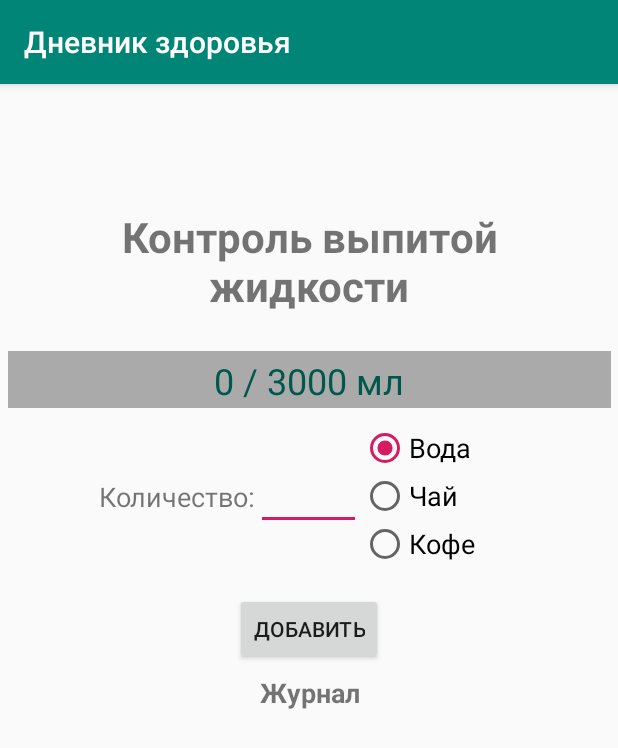
After one commit to handlerxix/HealthDiary, an Android app: the fragment WaterTrackFragment shown on its own in the app's theme, on a phone screen of 412 x 824 dp. The commit adds this screen. Shown: the top 748 px of the screen. Run offline under Robolectric (Android 15) with nearby library versions, the phone set to English and light mode, and no system bars.

Commit message:
add watertrack page

```diff
--- a/app/src/main/java/com/example/healthdiary/model/DBHelper.kt
+++ b/app/src/main/java/com/example/healthdiary/model/DBHelper.kt
@@ -3,6 +3,7 @@ package com.example.healthdiary.model
 import android.content.Context
 import android.database.sqlite.SQLiteDatabase
 import android.database.sqlite.SQLiteOpenHelper
+import java.util.*
 import kotlin.collections.ArrayList
 
 class DBHelper(context: Context, factory: SQLiteDatabase.CursorFactory? = null) :
@@ -13,17 +14,20 @@ class DBHelper(context: Context, factory: SQLiteDatabase.CursorFactory? = null)
     override fun onCreate(db: SQLiteDatabase) {
         db.execSQL(UserParameter.createQuery)
         db.execSQL(Medicament.createQuery)
+        db.execSQL(WaterTrackParameters.createQuery)
     }
 
     override fun onUpgrade(db: SQLiteDatabase, oldVersion: Int, newVersion: Int) {
         db.execSQL(UserParameter.dropQuery)
         db.execSQL(Medicament.dropQuery)
+        db.execSQL(WaterTrackParameters.dropQuery)
         onCreate(db)
     }
 
     override fun onDowngrade(db: SQLiteDatabase, oldVersion: Int, newVersion: Int) {
         db.execSQL(UserParameter.dropQuery)
         db.execSQL(Medicament.dropQuery)
+        db.execSQL(WaterTrackParameters.dropQuery)
         onCreate(db)
     }
 
@@ -64,8 +68,29 @@ class DBHelper(context: Context, factory: SQLiteDatabase.CursorFactory? = null)
         db.close()
     }
 
+    fun getLastWaterTrackParameters(): ArrayList<WaterTrackParameters> {
+        val db = this.readableDatabase
+        val cursor = db.rawQuery(WaterTrackParameters.selectLastQuery, null)
+        val list = ArrayList<WaterTrackParameters>()
+        while (cursor.moveToNext()){
+            list.add(WaterTrackParameters.getWaterTrackParameters(cursor))
+        }
+        return list
+    }
+
+    fun getWaterTrackParametersList(): LinkedList<WaterTrackParameters> {
+        val db = this.readableDatabase
+        val cursor = db.rawQuery(WaterTrackParameters.selectQuery, null)
+        return WaterTrackParameters.getWaterTrackParametersList(cursor)
+    }
+
+    fun updateWaterTrackParameters(waterTrackParameters: WaterTrackParameters) {
+        val db = this.readableDatabase
+        db.execSQL(WaterTrackParameters.getUpdateQuery(waterTrackParameters))
+    }
+
     companion object {
-        private const val DATABASE_VERSION = 2
+        private const val DATABASE_VERSION = 3
         private const val DATABASE_NAME = "healthDiary.db"
     }
 }
--- a/app/src/main/java/com/example/healthdiary/ui/main/MainFragment.kt
+++ b/app/src/main/java/com/example/healthdiary/ui/main/MainFragment.kt
@@ -37,6 +37,7 @@ class MainFragment : Fragment() {
     lateinit var saveButton: Button
     lateinit var butRec: ImageButton
     lateinit var butMeds: ImageButton
+    lateinit var butWater: ImageButton
 
     //TextFields
     lateinit var inputAgeHint: TextView
@@ -64,10 +65,12 @@ class MainFragment : Fragment() {
 
         butRec = root.findViewById(R.id.imageButtonRecomend)
         butMeds = root.findViewById(R.id.imageButtonMeds)
+        butWater = root.findViewById(R.id.imageButtonWater)
 
         val navController = requireActivity().findNavController(R.id.nav_host_fragment)
         Navigation.setViewNavController(butRec, navController)
         Navigation.setViewNavController(butMeds, navController)
+        Navigation.setViewNavController(butWater, navController)
 
         val dateFormat = SimpleDateFormat(getString(R.string.date_format), Locale(getString(R.string.ru)))
 
@@ -165,6 +168,9 @@ class MainFragment : Fragment() {
         }
         butMeds.setOnClickListener {
             navController.navigate(R.id.nav_medicaments)
+        }
+        butWater.setOnClickListener {
+            navController.navigate(R.id.nav_watertrack)
         }
         return root
     }
--- a/app/src/main/java/com/example/healthdiary/ui/medicaments/MedicamentsListAdapter.kt
+++ b/app/src/main/java/com/example/healthdiary/ui/medicaments/MedicamentsListAdapter.kt
@@ -6,7 +6,7 @@ import android.view.View
 import android.widget.TextView
 import com.example.healthdiary.R
 import com.example.healthdiary.model.Medicament
-import com.example.healthdiary.ui.AbstractListAdapter
+import com.example.healthdiary.utils.AbstractListAdapter
 import com.example.healthdiary.ui.cutWordsWithEnding
 
 class MedicamentsListAdapter(context: Context, objects: List<Medicament>) :
--- a/app/src/main/java/com/example/healthdiary/ui/recommendations/RecommendationListAdapter.kt
+++ b/app/src/main/java/com/example/healthdiary/ui/recommendations/RecommendationListAdapter.kt
@@ -9,7 +9,7 @@ import android.view.ViewGroup
 import android.widget.TextView
 import com.example.healthdiary.R
 import com.example.healthdiary.model.Recommendation
-import com.example.healthdiary.ui.AbstractListAdapter
+import com.example.healthdiary.utils.AbstractListAdapter
 import com.example.healthdiary.ui.cutWordsWithEnding
 
 class RecommendationListAdapter(context: Context, objects: List<Recommendation>) :
--- /dev/null
+++ b/app/src/main/java/com/example/healthdiary/ui/watertrack/WaterTrackFragment.kt
@@ -0,0 +1,113 @@
+package com.example.healthdiary.ui.watertrack
+
+import android.content.Context
+import android.os.Bundle
+import android.view.LayoutInflater
+import android.view.View
+import android.view.ViewGroup
+import android.widget.*
+import androidx.fragment.app.Fragment
+import com.example.healthdiary.R
+import com.example.healthdiary.model.DBHelper
+import com.example.healthdiary.model.WaterTrackParameters
+import com.example.healthdiary.ui.*
+import java.text.SimpleDateFormat
+import java.util.*
+import kotlin.math.roundToInt
+
+class WaterTrackFragment : Fragment() {
+    private var paramsList = LinkedList<WaterTrackParameters>()
+
+    override fun onCreateView(
+        inflater: LayoutInflater,
+        container: ViewGroup?,
+        savedInstanceState: Bundle?
+    ): View? {
+        val root = inflater.inflate(R.layout.fragment_watertrack, container, false)
+
+        val dbHandler = DBHelper(container!!.context)
+        var sumIntake = dbHandler.getLastWaterTrackParameters().sumBy { it.currentIntake }
+        val userTemp = dbHandler.getUserParameter(getString(R.string.temp))?.toFloat()
+        val userWeight = dbHandler.getUserParameter(getString(R.string.weight))?.toFloat()
+        val userSex = dbHandler.getUserParameter(getString(R.string.sex))
+        val dailyRate = calculateDailyRate(userTemp, userWeight, userSex, container.context)
+
+        val historyList: ListView = root.findViewById(R.id.historyList)
+        paramsList = dbHandler.getWaterTrackParametersList()
+        updateScreen(dailyRate, sumIntake, historyList, root)
+
+        val radioGroup: RadioGroup = root.findViewById(R.id.radioGroup)
+        val inputAmountText: EditText = root.findViewById(R.id.inputAmountText)
+        val addButton: Button = root.findViewById(R.id.addButton)
+        addButton.setOnClickListener {
+            val addAmountStr = inputAmountText.text.toString()
+            if (addAmountStr.isEmpty()) {
+                Toast.makeText(container.context, "Введите количество!", Toast.LENGTH_LONG).show()
+            } else {
+                inputAmountText.setText("")
+                val mult = when (radioGroup.checkedRadioButtonId) {
+                    R.id.waterRadioButton -> 1f
+                    R.id.coffeeRadioButton -> 0.5f
+                    R.id.teaRadioButton -> 0.7f
+                    else -> 0f
+                }
+                val liquid = when (radioGroup.checkedRadioButtonId) {
+                    R.id.waterRadioButton -> getString(R.string.water)
+                    R.id.coffeeRadioButton -> getString(R.string.coffee)
+                    R.id.teaRadioButton -> getString(R.string.tea)
+                    else -> getString(R.string.liquid)
+                }
+                val currentIntake = (addAmountStr.toInt() * mult).toInt()
+                sumIntake += currentIntake
+                val waterTrack = WaterTrackParameters(currentIntake, liquid)
+                dbHandler.updateWaterTrackParameters(waterTrack)
+                paramsList.addFirst(waterTrack)
+                updateScreen(dailyRate, sumIntake, historyList, root)
+            }
+        }
+        return root
+    }
+
+    private fun updateScreen(
+        dailyRate: Int,
+        currentIntake: Int,
+        historyList: ListView,
+        root: View
+    ) {
+        val normTextView: TextView = root.findViewById(R.id.normTextView)
+
+        val progressPercent = (currentIntake.toFloat() / dailyRate * 100).toInt()
+        val progressBar: ProgressBar = root.findViewById(R.id.progressBar)
+        val adapter = ArrayWaterTrackAdapter(requireContext(), paramsList)
+        progressBar.progress = progressPercent
+        normTextView.text = getString(R.string.water_current, currentIntake, dailyRate)
+        historyList.adapter = adapter
+    }
+
+    private fun calculateDailyRate(
+        userTemp: Float?,
+        userWeight: Float?,
+        userSex: String?,
+        context: Context
+    ): Int {
+        if (userTemp == null || userWeight == null || userSex == null) {
+            Toast.makeText(context, getString(R.string.not_enough_data), Toast.LENGTH_LONG).show()
+            return BASE_WATER_RATE
+        }
+        val month = SimpleDateFormat("mm").format(Date())
+        val seasonMult = when (month.toInt()) {
+            12, 1, 2 -> WINTER_WATER_COEFF
+            6, 7, 8 -> SUMMER_WATER_COEFF
+            else -> 1f
+        }
+
+        val tempMult = TEMP_WATER_MUL_COEFF * userTemp / NORMAL_TEMP
+        val rateBySexAndWeight = if (userSex == getString(R.string.male)) {
+            (MALE_WATER_RATE * userWeight).toInt()
+        } else {
+            (FEMALE_WATER_RATE * userWeight).toInt()
+        }
+
+        return (seasonMult * rateBySexAndWeight * tempMult).roundToInt()
+    }
+}
--- a/app/src/main/java/com/example/healthdiary/ui/AbstractListAdapter.kt
+++ b/app/src/main/java/com/example/healthdiary/utils/AbstractListAdapter.kt
@@ -1,4 +1,4 @@
-package com.example.healthdiary.ui
+package com.example.healthdiary.utils
 
 import android.content.Context
 import android.util.Log
--- /dev/null
+++ b/app/src/main/res/drawable/progress.xml
@@ -0,0 +1,25 @@
+<?xml version="1.0" encoding="utf-8"?>
+<layer-list xmlns:android="http://schemas.android.com/apk/res/android">
+    <item android:id="@android:id/background">
+        <shape>
+            <corners android:radius="5dip" />
+            <gradient
+                    android:angle="270"
+                    android:centerY="0.75"
+                    android:endColor="@android:color/darker_gray"
+                    android:startColor="@android:color/darker_gray" />
+        </shape>
+    </item>
+    <item android:id="@android:id/progress">
+        <clip>
+            <shape>
+                <corners android:radius="5dip" />
+                <gradient
+                        android:angle="270"
+                        android:endColor="@android:color/holo_blue_bright"
+                        android:startColor="@android:color/holo_blue_dark" />
+            </shape>
+        </clip>
+    </item>
+
+</layer-list>
--- /dev/null
+++ b/app/src/main/res/layout/fragment_watertrack.xml
@@ -0,0 +1,202 @@
+<?xml version="1.0" encoding="utf-8"?>
+<androidx.constraintlayout.widget.ConstraintLayout xmlns:android="http://schemas.android.com/apk/res/android"
+        xmlns:app="http://schemas.android.com/apk/res-auto"
+        xmlns:tools="http://schemas.android.com/tools"
+        android:layout_width="match_parent"
+        android:layout_height="match_parent">
+
+    <LinearLayout
+            android:layout_width="402dp"
+            android:layout_height="603dp"
+            android:orientation="vertical"
+            app:layout_constraintBottom_toBottomOf="parent"
+            app:layout_constraintEnd_toEndOf="parent"
+            app:layout_constraintStart_toStartOf="parent"
+            app:layout_constraintTop_toTopOf="parent">
+
+        <LinearLayout
+                android:layout_width="match_parent"
+                android:layout_height="95dp"
+                android:orientation="horizontal">
+
+            <TextView
+                    android:id="@+id/text_watertrack"
+                    android:layout_width="wrap_content"
+                    android:layout_height="wrap_content"
+                    android:layout_marginStart="10dp"
+                    android:layout_marginLeft="10dp"
+                    android:layout_marginEnd="10dp"
+                    android:layout_marginRight="10dp"
+                    android:gravity="center_horizontal"
+                    android:text="@string/water_control"
+                    android:textAlignment="center"
+                    android:textSize="28sp"
+                    android:textStyle="bold" />
+
+        </LinearLayout>
+
+        <androidx.constraintlayout.widget.ConstraintLayout
+                android:layout_width="match_parent"
+                android:layout_height="38dp">
+
+            <ProgressBar
+                    android:id="@+id/progressBar"
+                    style="?android:attr/progressBarStyleHorizontal"
+                    android:layout_width="405dp"
+                    android:layout_height="32dp"
+                    android:max="100"
+                    android:progress="10"
+                    android:scaleY="10"
+                    android:progressDrawable="@drawable/progress"
+                    app:layout_constraintBottom_toBottomOf="parent"
+                    app:layout_constraintEnd_toEndOf="parent"
+                    app:layout_constraintStart_toStartOf="parent"
+                    app:layout_constraintTop_toTopOf="parent" />
+
+            <TextView
+                    android:id="@+id/normTextView"
+                    android:layout_width="338dp"
+                    android:layout_height="42dp"
+
+                    android:gravity="center"
+                    android:text="@string/ml"
+                    android:textColor="@color/colorPrimaryDark"
+                    android:textSize="24sp"
+                    app:layout_constraintBottom_toBottomOf="parent"
+                    app:layout_constraintEnd_toEndOf="parent"
+                    app:layout_constraintStart_toStartOf="parent"
+                    app:layout_constraintTop_toTopOf="parent" />
+
+        </androidx.constraintlayout.widget.ConstraintLayout>
+
+        <LinearLayout
+                android:layout_width="match_parent"
+                android:layout_height="117dp"
+                android:gravity="center"
+                android:orientation="horizontal">
+
+            <androidx.constraintlayout.widget.ConstraintLayout
+                    android:layout_width="235dp"
+                    android:layout_height="match_parent">
+
+                <TextView
+                        android:id="@+id/amountTextView"
+                        android:layout_width="wrap_content"
+                        android:layout_height="wrap_content"
+
+                        android:text="@string/count"
+                        android:textSize="18sp"
+                        android:textStyle="normal"
+                        app:layout_constraintBottom_toBottomOf="parent"
+                        app:layout_constraintEnd_toEndOf="parent"
+                        app:layout_constraintEnd_toStartOf="@+id/inputAmountText"
+                        app:layout_constraintTop_toTopOf="parent" />
+
+                <EditText
+                        android:id="@+id/inputAmountText"
+                        android:layout_width="wrap_content"
+                        android:layout_height="wrap_content"
+                        android:layout_marginTop="36dp"
+                        android:layout_marginBottom="36dp"
+                        android:inputType="number"
+                        android:minWidth="70dp"
+                        android:minHeight="24dp"
+                        app:layout_constraintBottom_toBottomOf="parent"
+                        app:layout_constraintEnd_toEndOf="parent"
+                        app:layout_constraintTop_toTopOf="parent" />
+            </androidx.constraintlayout.widget.ConstraintLayout>
+
+            <androidx.constraintlayout.widget.ConstraintLayout
+                    android:layout_width="match_parent"
+                    android:layout_height="match_parent">
+
+                <RadioGroup
+                        android:id="@+id/radioGroup"
+                        android:layout_width="92dp"
+                        android:layout_height="wrap_content"
+                        android:gravity="center"
+                        app:layout_constraintBottom_toBottomOf="parent"
+                        app:layout_constraintStart_toStartOf="parent"
+                        app:layout_constraintTop_toTopOf="parent">
+
+                    <RadioButton
+                            android:id="@+id/waterRadioButton"
+                            android:layout_width="match_parent"
+                            android:layout_height="wrap_content"
+                            android:checked="true"
+                            android:text="@string/water"
+                            android:textSize="18sp" />
+
+                    <RadioButton
+                            android:id="@+id/teaRadioButton"
+                            android:layout_width="match_parent"
+                            android:layout_height="wrap_content"
+                            android:text="@string/tea"
+                            android:textSize="18sp" />
+
+                    <RadioButton
+                            android:id="@+id/coffeeRadioButton"
+                            android:layout_width="match_parent"
+                            android:layout_height="wrap_content"
+                            android:text="@string/coffee"
+                            android:textSize="18sp" />
+
+                </RadioGroup>
+            </androidx.constraintlayout.widget.ConstraintLayout>
+
+        </LinearLayout>
+
+        <LinearLayout
+                android:layout_width="match_parent"
+                android:layout_height="60dp"
+                android:gravity="center"
+                android:orientation="vertical">
+
+            <Button
+                    android:id="@+id/addButton"
+                    android:layout_width="wrap_content"
+                    android:layout_height="wrap_content"
+                    android:text="@string/add" />
+
+        </LinearLayout>
+
+        <LinearLayout
+                android:layout_width="match_parent"
+                android:layout_height="32dp"
+                android:orientation="vertical">
+
+            <TextView
+                    android:id="@+id/text_watertrack2"
+                    android:layout_width="match_parent"
+                    android:layout_height="wrap_content"
+                    android:layout_marginStart="10dp"
+                    android:layout_marginLeft="10dp"
+                    android:layout_marginEnd="10dp"
+                    android:layout_marginRight="10dp"
+                    android:gravity="center_horizontal"
+                    android:text="@string/water_control_history"
+                    android:textAlignment="center"
+                    android:textSize="18sp"
+                    android:textStyle="bold" />
+
+        </LinearLayout>
+
+        <androidx.constraintlayout.widget.ConstraintLayout
+                android:layout_width="match_parent"
+                android:layout_height="match_parent">
+
+            <ListView
+                    android:id="@+id/historyList"
+                    android:layout_width="match_parent"
+                    android:layout_height="match_parent"
+                    app:layout_constraintBottom_toBottomOf="parent"
+                    app:layout_constraintEnd_toEndOf="parent"
+                    app:layout_constraintStart_toStartOf="parent"
+                    app:layout_constraintTop_toTopOf="parent"
+                    tools:visibility="visible" />
+        </androidx.constraintlayout.widget.ConstraintLayout>
+
+    </LinearLayout>
+
+
+</androidx.constraintlayout.widget.ConstraintLayout>
--- a/app/src/main/res/menu/activity_main_drawer.xml
+++ b/app/src/main/res/menu/activity_main_drawer.xml
@@ -16,5 +16,9 @@
                 android:id="@+id/nav_medicaments"
                 android:icon="@drawable/pills_icon1"
                 android:title="@string/menu_medicaments" />
+        <item
+                android:id="@+id/nav_watertrack"
+                android:icon="@drawable/water_icon1"
+                android:title="@string/menu_watertrack" />
     </group>
 </menu>
--- a/app/src/main/res/navigation/mobile_navigation.xml
+++ b/app/src/main/res/navigation/mobile_navigation.xml
@@ -21,4 +21,10 @@
             android:name="com.example.healthdiary.ui.medicaments.MedicamentsFragment"
             android:label="@string/menu_medicaments"
             tools:layout="@layout/fragment_medicaments" />
+
+    <fragment
+            android:id="@+id/nav_watertrack"
+            android:name="com.example.healthdiary.ui.watertrack.WaterTrackFragment"
+            android:label="@string/menu_watertrack"
+            tools:layout="@layout/fragment_watertrack" />
 </navigation>
--- a/app/src/main/res/values/strings.xml
+++ b/app/src/main/res/values/strings.xml
@@ -30,7 +30,6 @@
     <string name="dot">.</string>
     <string name="your_age">Ваша дата рождения: %s</string>
     <string name="month">Месяц</string>
-    <string name="water_control_history">Журнал</string>
     <string name="your_pressure">Давление:</string>
     <string name="input_your_temp">Температура:</string>
     <string name="temp_hint">Введите Вашу температуру</string>
@@ -50,6 +49,22 @@
     <string name="title_dosage">Дозировка</string>
     <string name="manufacturer_title">Производитель</string>
     <string name="title_price">Цена</string>
+    <string name="menu_watertrack">Учёт жидкости</string>
+    <string name="water_control">Контроль выпитой жидкости</string>
+    <string name="zero_percent">0%</string>
+    <string name="ml">ml</string>
+    <string name="water">Вода</string>
+    <string name="coffee">Кофе</string>
+    <string name="tea">Чай</string>
+    <string name="count">Количество:</string>
+    <string name="add">Добавить</string>
+    <string name="liquid">Жидкость</string>
+    <string name="progress_percent">%d %%</string>
+    <string name="water_current">%d / %d мл</string>
+    <string name="adding">Добавление</string>
+    <string name="water_control_history">Журнал</string>
+    <string name="not_enough_data">Недостаточно данных!</string>
+    <string name="male">Мужской</string>
 
     <string-array name="sex_list">
         <item>Женский</item>
```
Also changed, not shown: app/src/main/java/com/example/healthdiary/model/WaterTrackParameters.kt (added, +73 -0 lines), app/src/main/java/com/example/healthdiary/ui/watertrack/ArrayWaterTrackAdapter.kt (added, +21 -0 lines), app/src/main/res/layout/fragment_main.xml (+22 -0 lines), app/src/main/res/drawable/water_icon.png (added), app/src/main/res/drawable/water_icon1.png (added).
